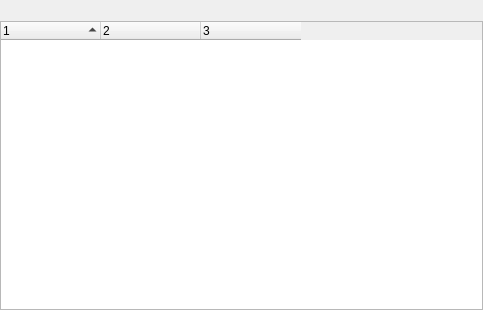
First picture: the form in src/desktop/GuiShareNetwork.ui, repository hwgao/beebeep, before the edit.
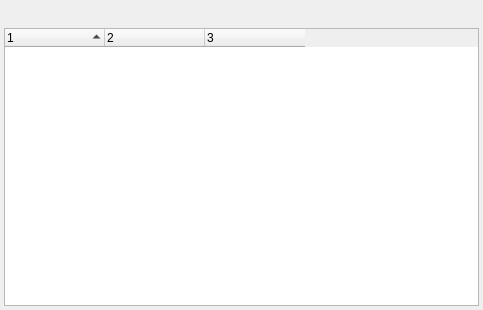
Second picture: the form after the edit.

Diff of the .ui file:
```diff
--- a/src/desktop/GuiShareNetwork.ui
+++ b/src/desktop/GuiShareNetwork.ui
@@ -15,22 +15,19 @@
   </property>
   <layout class="QGridLayout" name="gridLayout">
    <property name="leftMargin">
-    <number>0</number>
+    <number>4</number>
    </property>
    <property name="topMargin">
-    <number>0</number>
+    <number>4</number>
    </property>
    <property name="rightMargin">
-    <number>0</number>
+    <number>4</number>
    </property>
    <property name="bottomMargin">
-    <number>0</number>
+    <number>4</number>
    </property>
-   <property name="horizontalSpacing">
-    <number>0</number>
-   </property>
-   <property name="verticalSpacing">
-    <number>1</number>
+   <property name="spacing">
+    <number>4</number>
    </property>
    <item row="0" column="0">
     <widget class="QLabel" name="mp_lTitle">
```
